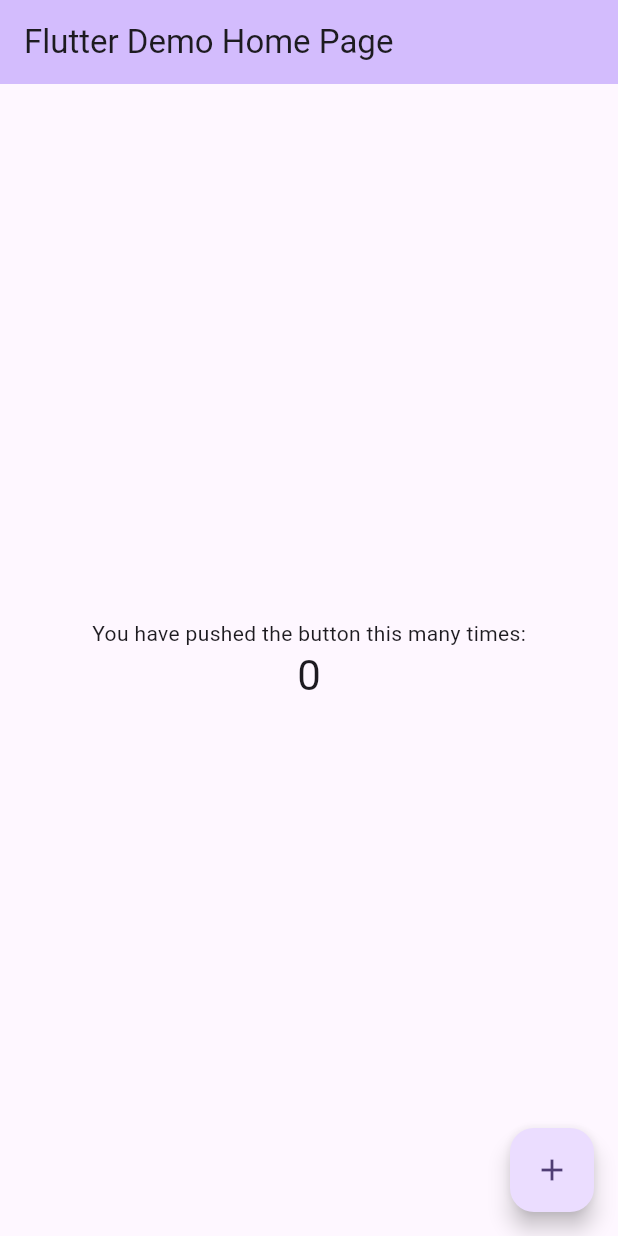
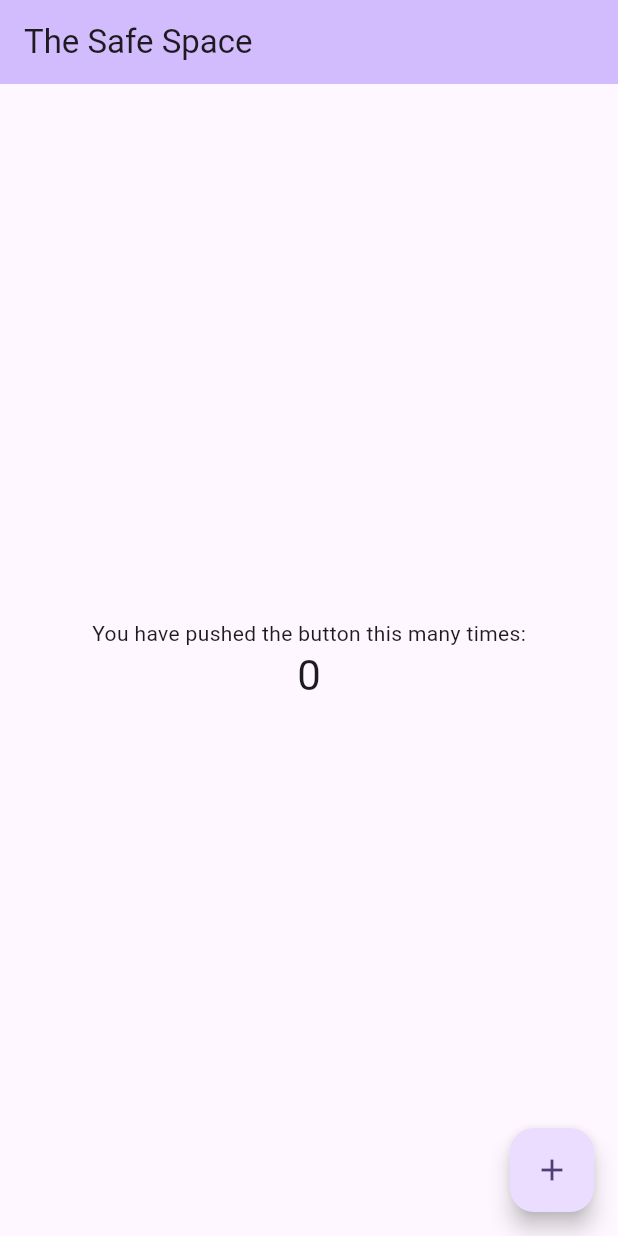
Before and after one commit to nahomfik/SafeSpace, a Flutter app: the screen it shows after launch, on a phone screen of 412 x 824 dp. Run offline on Flutter 3.47's test engine with Material 3 defaults, Android fonts, the phone set to English and light mode, and no system bars.

Commit message:
changed title

```diff
--- a/lib/main.dart
+++ b/lib/main.dart
@@ -31,7 +31,7 @@ class MyApp extends StatelessWidget {
         colorScheme: ColorScheme.fromSeed(seedColor: Colors.deepPurple),
         useMaterial3: true,
       ),
-      home: const MyHomePage(title: 'Flutter Demo Home Page'),
+      home: const MyHomePage(title: 'The Safe Space'),
     );
   }
 }
```
